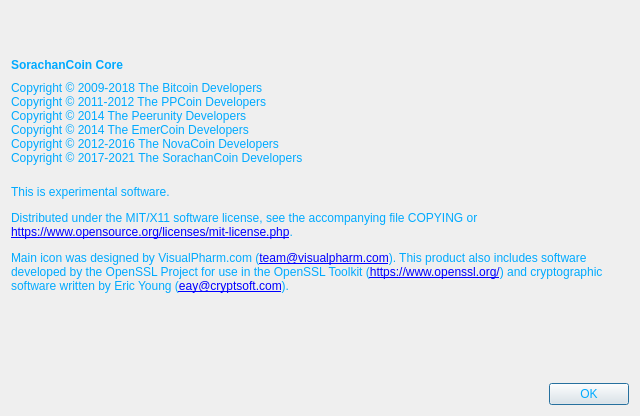
First picture: the form in src/qt/forms/aboutdialog.ui, repository FromHDDtoSSD/SorachanCoin-qt, before the edit.
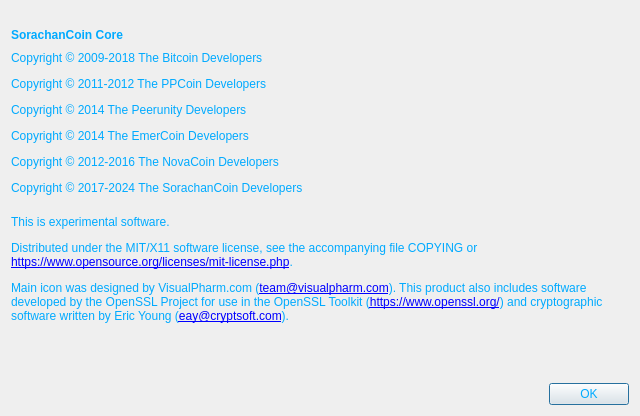
Second picture: the form after the edit. Icons and pictures are not drawn.

Diff of the .ui file:
```diff
--- a/src/qt/forms/aboutdialog.ui
+++ b/src/qt/forms/aboutdialog.ui
@@ -82,12 +82,7 @@
         <cursorShape>IBeamCursor</cursorShape>
        </property>
        <property name="text">
-        <string>Copyright © 2009-2018 The Bitcoin Developers
-Copyright © 2011-2012 The PPCoin Developers
-Copyright © 2014 The Peerunity Developers
-Copyright © 2014 The EmerCoin Developers
-Copyright © 2012-2016 The NovaCoin Developers
-Copyright © 2017-2021 The SorachanCoin Developers</string>
+        <string>&lt;html&gt;&lt;head/&gt;&lt;body&gt;&lt;p&gt;Copyright © 2009-2018 The Bitcoin Developers&lt;/p&gt;&lt;p&gt;Copyright © 2011-2012 The PPCoin Developers&lt;/p&gt;&lt;p&gt;Copyright © 2014 The Peerunity Developers&lt;/p&gt;&lt;p&gt;Copyright © 2014 The EmerCoin Developers&lt;/p&gt;&lt;p&gt;Copyright © 2012-2016 The NovaCoin Developers&lt;/p&gt;&lt;p&gt;Copyright © 2017-2024 The SorachanCoin Developers&lt;/p&gt;&lt;/body&gt;&lt;/html&gt;</string>
        </property>
        <property name="textInteractionFlags">
         <set>Qt::LinksAccessibleByMouse|Qt::TextSelectableByKeyboard|Qt::TextSelectableByMouse</set>
```
